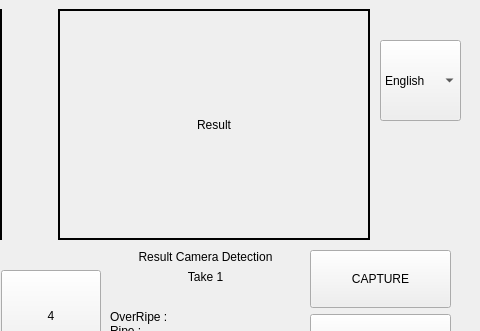
Old version of the form code/egrekdigitalv2.ui in the repository alldone03/SwtYL; both pictures show x 320 to 800 and y 0 to 331 of the 800 by 434 pixel window.
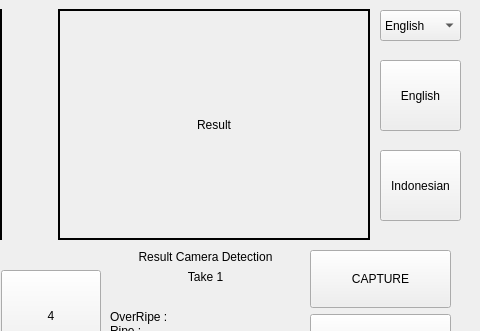
New version of the form.

```diff
--- a/code/egrekdigitalv2.ui
+++ b/code/egrekdigitalv2.ui
@@ -299,9 +299,9 @@
       <property name="geometry">
        <rect>
         <x>700</x>
-        <y>40</y>
+        <y>10</y>
         <width>81</width>
-        <height>81</height>
+        <height>31</height>
        </rect>
       </property>
       <item>
@@ -315,6 +315,32 @@
        </property>
       </item>
      </widget>
+     <widget class="QPushButton" name="btn_switchtoenglish">
+      <property name="geometry">
+       <rect>
+        <x>700</x>
+        <y>60</y>
+        <width>81</width>
+        <height>71</height>
+       </rect>
+      </property>
+      <property name="text">
+       <string>English</string>
+      </property>
+     </widget>
+     <widget class="QPushButton" name="btn_switchtoindonesia">
+      <property name="geometry">
+       <rect>
+        <x>700</x>
+        <y>150</y>
+        <width>81</width>
+        <height>71</height>
+       </rect>
+      </property>
+      <property name="text">
+       <string>Indonesian</string>
+      </property>
+     </widget>
     </widget>
     <widget class="QWidget" name="page_2">
      <widget class="QWidget" name="verticalLayoutWidget_4">
```
Left out of the diff: 32 changed lines with no effect on the pictures.
